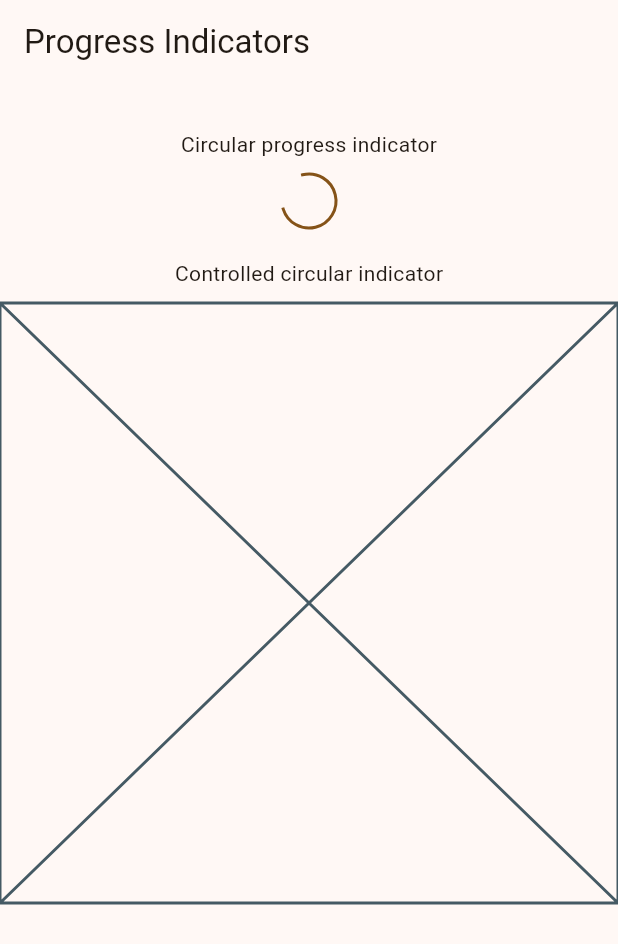
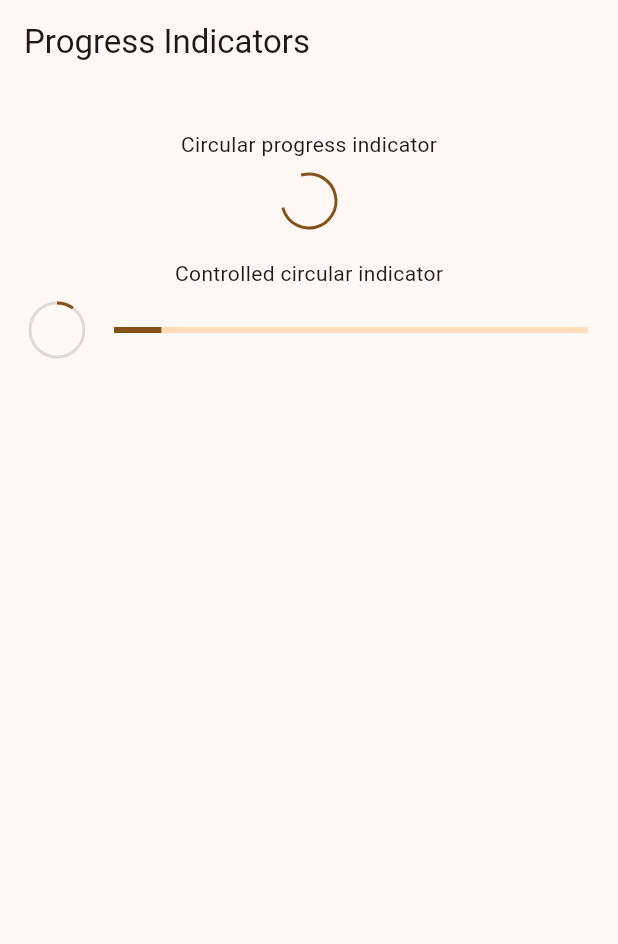
Before and after one commit to specktro/Flutter-WidgetsSampleApp, a Flutter app: the ProgressScreen screen opened by its route, on a phone screen of 412 x 824 dp. Shown: the top 944 px of the screen. Run offline on Flutter 3.47's test engine with Material 3 defaults, Android fonts, the phone set to English and light mode, and no system bars; our stand-ins replace go_router.

Commit message:
feat: Implement controlled progress indicators
This commit updates the `_ProgressView` widget to display and animate both `CircularProgressIndicator` and `LinearProgressIndicator`.

- A `StreamBuilder` is used to generate progress values from 0 to 100 over time.
- The `CircularProgressIndicator` now:
    - Displays the current `progressValue`.
    - Has a `strokeWidth` of 2.
    - Sets `Colors.black12` as its `backgroundColor`.
- The `LinearProgressIndicator` also displays the current `progressValue`.
- Both indicators are arranged in a `Row` with spacing.

```diff
--- a/lib/presentation/screens/progress_screen.dart
+++ b/lib/presentation/screens/progress_screen.dart
@@ -41,6 +41,31 @@ class _ControlledProgressIndicator extends StatelessWidget {
 
   @override
   Widget build(BuildContext context) {
-    return Placeholder();
+    return StreamBuilder(
+      stream: Stream.periodic(
+        const Duration(milliseconds: 300),
+        (value) => value * 2 / 100
+      ).takeWhile((value) => value < 100),
+      builder: (context, asyncSnapshot) {
+        final progressValue = asyncSnapshot.data ?? 0;
+        return Padding(
+          padding: const EdgeInsets.symmetric(horizontal: 20),
+          child: Row(
+            mainAxisAlignment: MainAxisAlignment.center,
+            children: [
+              CircularProgressIndicator(
+                value: progressValue,
+                strokeWidth: 2,
+                backgroundColor: Colors.black12
+              ),
+              const SizedBox(width: 20),
+              Expanded(
+                child: LinearProgressIndicator(value: progressValue)
+              )
+            ],
+          ),
+        );
+      }
+    );
   }
 }
```
